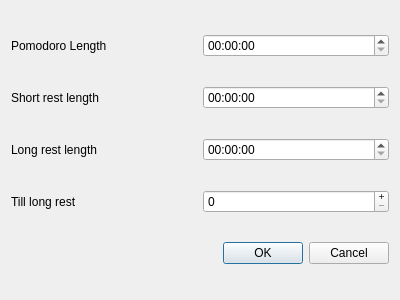
This is settingsDialog.ui in ivzhuravlev/tomato as Qt 5 draws it before an edit. The edited form follows.
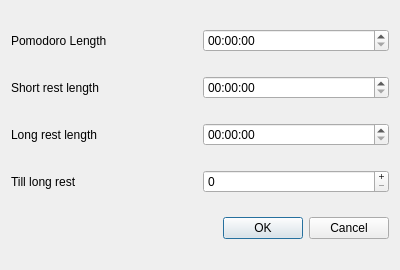
This is the edited form.

Commit message: add saveable window and timer settings

Diff of the .ui file:
```diff
--- a/settingsDialog.ui
+++ b/settingsDialog.ui
@@ -10,9 +10,15 @@
     <x>0</x>
     <y>0</y>
     <width>400</width>
-    <height>300</height>
+    <height>270</height>
    </rect>
   </property>
+  <property name="sizePolicy">
+   <sizepolicy hsizetype="Preferred" vsizetype="Minimum">
+    <horstretch>0</horstretch>
+    <verstretch>0</verstretch>
+   </sizepolicy>
+  </property>
   <property name="windowTitle">
    <string>Settings</string>
   </property>
```
Left out of the diff: 20 changed lines with no effect on the pictures. The commit also changes 10 other files.
